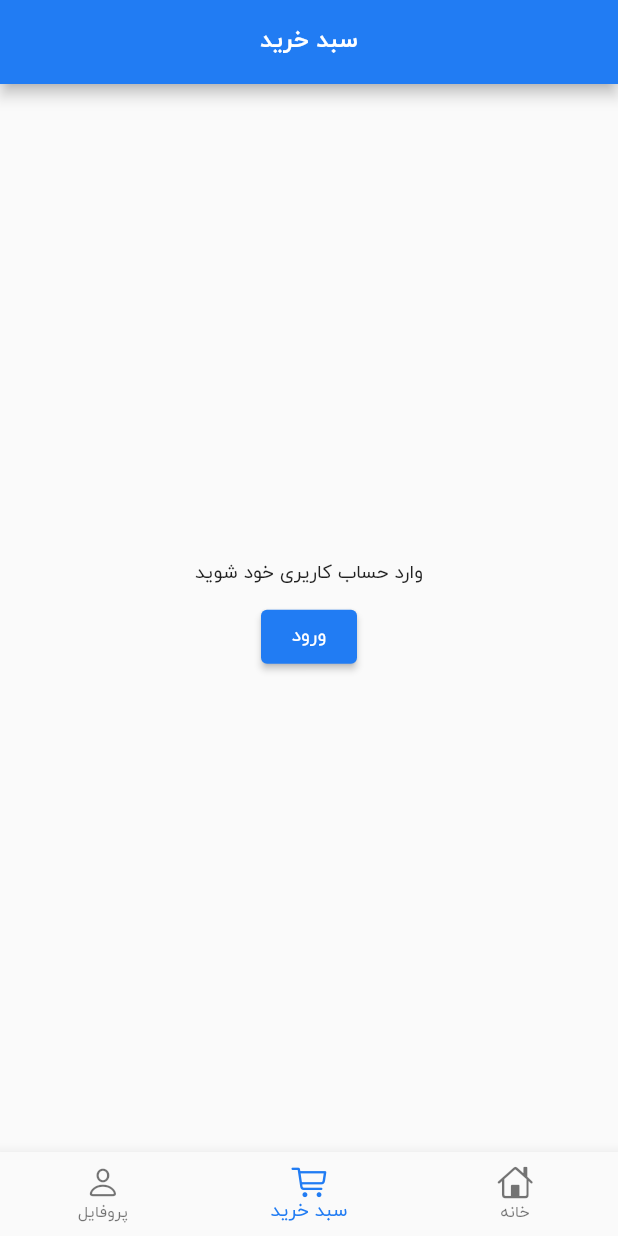
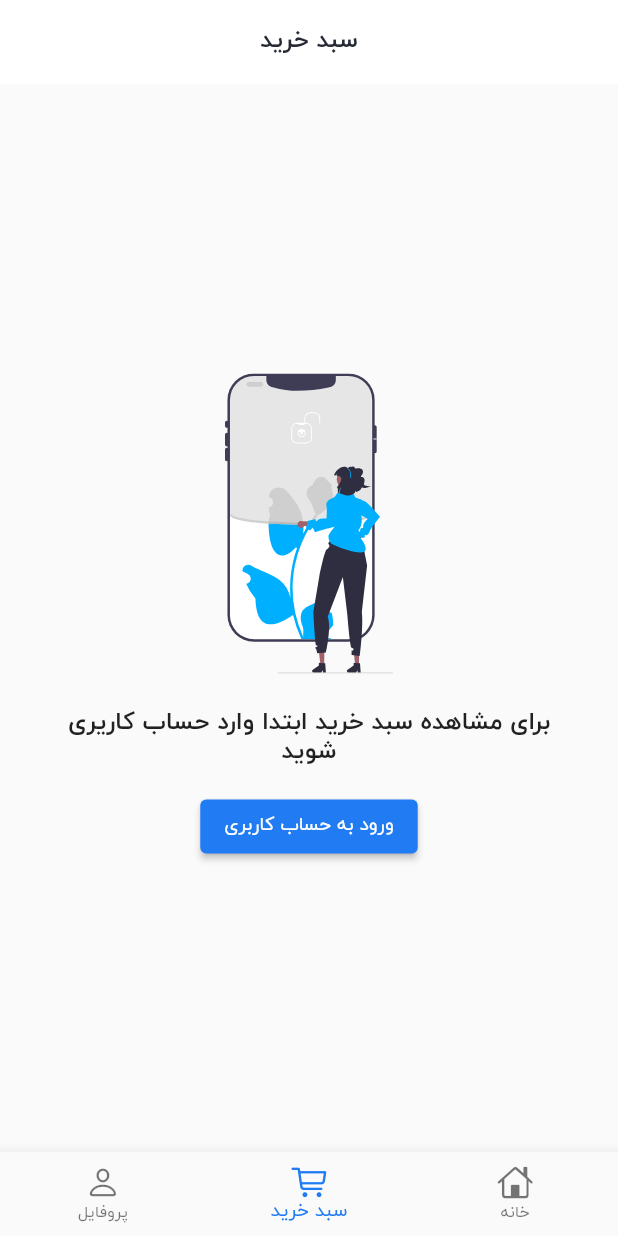
Before and after one commit to mahdinaghikhanii/nike-shop, a Flutter app: the screen it shows after launch, item 2 of the bottom bar chosen, on a phone screen of 412 x 824 dp. Run offline on Flutter 3.47's test engine with Material 2 defaults, Android fonts, the phone set to English and light mode, and no system bars; our stand-ins replace cached_network_image, dio, equatable, flutter_bloc, flutter_svg, shared_preferences and 1 more; network calls fail.

Commit message:
add all state for empyt

```diff
--- a/lib/main.dart
+++ b/lib/main.dart
@@ -20,6 +20,10 @@ class MyApp extends StatelessWidget {
         debugShowCheckedModeBanner: false,
         title: 'Flutter Demo',
         theme: ThemeData(
+          appBarTheme: const AppBarTheme(
+              backgroundColor: Colors.white,
+              elevation: 0,
+              foregroundColor: LightThemeColors.primaryTextColor),
           snackBarTheme: SnackBarThemeData(
               contentTextStyle: defualtTextStyle.apply(color: Colors.white)),
           textTheme: TextTheme(
--- a/lib/ui/cart/bloc/cart_bloc.dart
+++ b/lib/ui/cart/bloc/cart_bloc.dart
@@ -27,19 +27,18 @@ class CartBloc extends Bloc<CartEvent, CartState> {
             final cartItem = successState.cartResponse.cartItems
                 .firstWhere((element) => element.id == event.crtItemId);
             cartItem.deleteButtonLoadig = true;
-            if (successState.cartResponse.cartItems.isEmpty) {
-              emit(CartEmpty());
-            }
-
-            emit(successState);
-            emit(CartSuccess(successState.cartResponse));
           }
           await cartRepository.delete(event.crtItemId);
           if (state is CartSuccess) {
             final successState = (state as CartSuccess);
             successState.cartResponse.cartItems
                 .removeWhere((element) => element.id == event.crtItemId);
-            emit(CartSuccess(successState.cartResponse));
+
+            if (successState.cartResponse.cartItems.isEmpty) {
+              emit(CartItemEmpty());
+            } else {
+              emit(CartSuccess(successState.cartResponse));
+            }
           }
         } catch (e) {
           emit(CartError(AppException()));
@@ -59,7 +58,11 @@ class CartBloc extends Bloc<CartEvent, CartState> {
     try {
       emit(CartLoading());
       final result = await cartRepository.getAll();
-      emit(CartSuccess(result));
+      if (result.cartItems.isEmpty) {
+        emit(CartItemEmpty());
+      } else {
+        emit(CartSuccess(result));
+      }
     } catch (e) {
       emit(CartError(AppException()));
     }
--- a/lib/ui/cart/bloc/cart_state.dart
+++ b/lib/ui/cart/bloc/cart_state.dart
@@ -18,4 +18,4 @@ class CartError extends CartState {
 
 class CartAuthReauired extends CartState {}
 
-class CartEmpty extends CartState {}
+class CartItemEmpty extends CartState {}
--- a/lib/ui/cart/cart.dart
+++ b/lib/ui/cart/cart.dart
@@ -1,14 +1,16 @@
 import 'package:flutter/cupertino.dart';
 import 'package:flutter/material.dart';
 import 'package:flutter_bloc/flutter_bloc.dart';
-import '../../data/entity/cart_item.dart';
+import 'package:flutter_svg/svg.dart';
+import 'package:nike/ui/auth/auth.dart';
+import 'package:nike/ui/widgets/empty_state.dart';
+
 import 'cart_item.dart';
-import '../../common/utils.dart';
+
 import '../../data/repo/auth_repository.dart';
 import '../../data/repo/cart_repository.dart';
-import '../auth/auth.dart';
+
 import 'bloc/cart_bloc.dart';
-import '../widgets/image.dart';
 
 class CartScrean extends StatefulWidget {
   const CartScrean({super.key});
@@ -57,9 +59,11 @@ class _CartScreanState extends State<CartScrean> {
               child: CupertinoActivityIndicator(),
             );
           } else if (state is CartError) {
-            return Center(
-              child: Text(state.exception.message),
-            );
+            return EmptyView(
+                message: state.exception.message,
+                callToAction: ElevatedButton(
+                    onPressed: () {}, child: const Text('بازیابی')),
+                image: SvgPicture.asset("assets/img/not_data.svg"));
           } else if (state is CartSuccess) {
             return ListView.builder(
                 itemCount: state.cartResponse.cartItems.length,
@@ -72,23 +76,27 @@ class _CartScreanState extends State<CartScrean> {
                     },
                   );
                 }));
+          } else if (state is CartItemEmpty) {
+            return EmptyView(
+                message: "تا کنون هیج ایتمی به سبد خرید خود اضافه نکرده اید !",
+                callToAction: Container(),
+                image: SvgPicture.asset(
+                  'assets/img/empty_cart.svg',
+                  width: 200,
+                  height: 200,
+                ));
           } else if (state is CartAuthReauired) {
-            return SizedBox(
-              width: MediaQuery.of(context).size.width,
-              child: Column(
-                mainAxisAlignment: MainAxisAlignment.center,
-                children: [
-                  const Text("وارد حساب کاریری خود شوید"),
-                  const SizedBox(height: 10),
-                  ElevatedButton(
-                      onPressed: () {
-                        Navigator.of(context, rootNavigator: true).push(
-                            MaterialPageRoute(
-                                builder: (context) => const AuthScrean()));
-                      },
-                      child: const Text("ورود"))
-                ],
-              ),
+            return EmptyView(
+              callToAction: ElevatedButton(
+                  onPressed: () {
+                    Navigator.of(context, rootNavigator: true).push(
+                        MaterialPageRoute(
+                            builder: (context) => const AuthScrean()));
+                  },
+                  child: const Text('ورود به حساب کاربری')),
+              image:
+                  SvgPicture.asset("assets/img/auth_required.svg", height: 200),
+              message: "برای مشاهده سبد خرید ابتدا وارد حساب کاریری شوید",
             );
           } else {
             throw "current cart state is not valid";
--- a/lib/ui/widgets/empty_state.dart
+++ b/lib/ui/widgets/empty_state.dart
@@ -1,10 +1,10 @@
 import 'package:flutter/material.dart';
 
-class EmotyView extends StatelessWidget {
+class EmptyView extends StatelessWidget {
   final String message;
   final Widget callToAction;
   final Widget image;
-  const EmotyView(
+  const EmptyView(
       {super.key,
       required this.message,
       required this.callToAction,
@@ -12,6 +12,22 @@ class EmotyView extends StatelessWidget {
 
   @override
   Widget build(BuildContext context) {
-    return Container();
+    return Column(
+      mainAxisAlignment: MainAxisAlignment.center,
+      crossAxisAlignment: CrossAxisAlignment.center,
+      children: [
+        image,
+        Padding(
+          padding:
+              const EdgeInsets.only(left: 32, right: 32, top: 24, bottom: 16),
+          child: Text(
+            message,
+            style: Theme.of(context).textTheme.titleLarge,
+            textAlign: TextAlign.center,
+          ),
+        ),
+        callToAction,
+      ],
+    );
   }
 }
--- a/pubspec.yaml
+++ b/pubspec.yaml
@@ -69,7 +69,6 @@ flutter:
   # To add assets to your application, add an assets section, like this:
   assets:
     - assets/img/
-    - assets/svg/
   #   - images/a_dot_ham.jpeg
 
   # An image asset can refer to one or more resolution-specific "variants", see
```
Also changed, not shown: assets/img/auth_required.svg (renamed from assets/svg/auth_required.svg), assets/img/empty_cart.svg (renamed from assets/svg/empty_cart.svg), assets/img/no_data.svg (renamed from assets/svg/no_data.svg).
